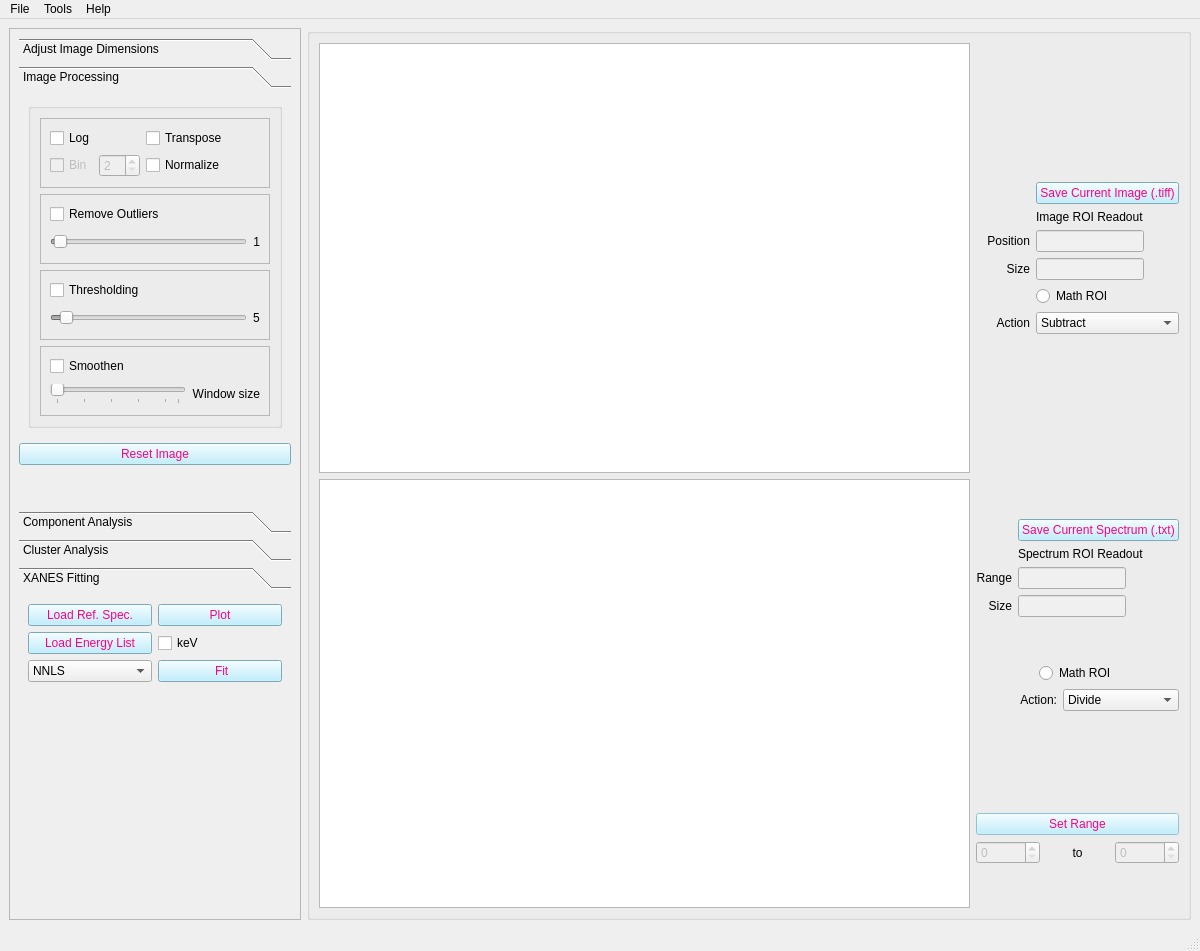
The window that mainwindow_admin.ui (pattammattel/MIDAS_Admin) describes before a commit, drawn with Qt 5.
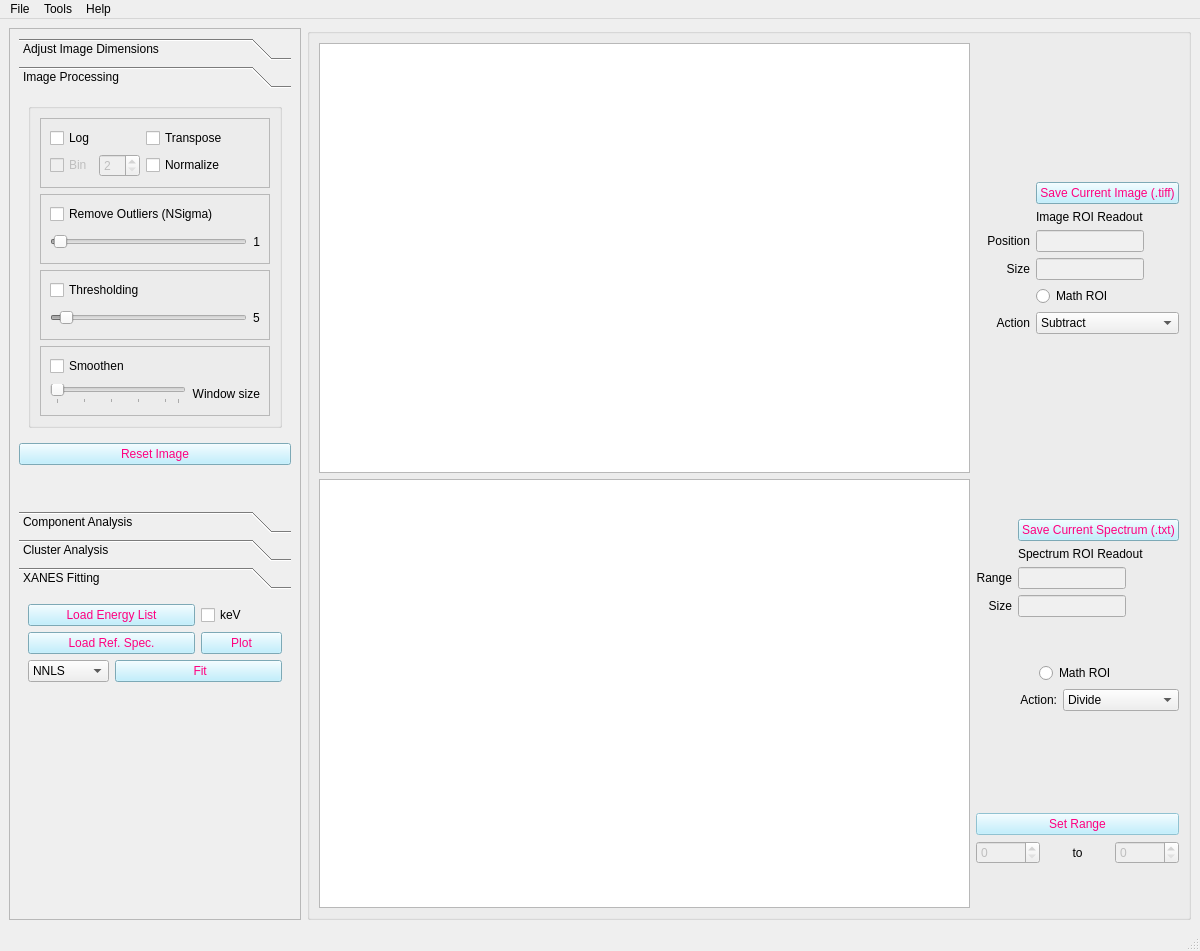
The same window after the commit. The open tabs and pages were chosen to show the change. Custom widgets are drawn as their Qt base class.

Patch:
```diff
--- a/mainwindow_admin.ui
+++ b/mainwindow_admin.ui
@@ -492,7 +492,7 @@
          <x>0</x>
          <y>0</y>
          <width>307</width>
-         <height>874</height>
+         <height>884</height>
         </rect>
        </property>
        <layout class="QGridLayout" name="gridLayout_9">
@@ -515,8 +515,8 @@
             <rect>
              <x>0</x>
              <y>0</y>
-             <width>346</width>
-             <height>279</height>
+             <width>288</width>
+             <height>300</height>
             </rect>
            </property>
            <attribute name="label">
@@ -741,7 +741,7 @@
              <x>0</x>
              <y>0</y>
              <width>285</width>
-             <height>413</height>
+             <height>408</height>
             </rect>
            </property>
            <attribute name="label">
@@ -835,7 +835,7 @@
                     <item row="0" column="0">
                      <widget class="QCheckBox" name="cb_remove_outliers">
                       <property name="text">
-                       <string>Remove Outliers</string>
+                       <string>Remove Outliers (NSigma)</string>
                       </property>
                      </widget>
                     </item>
@@ -846,6 +846,9 @@
                         <property name="enabled">
                          <bool>false</bool>
                         </property>
+                        <property name="styleSheet">
+                         <string notr="true">border-color: rgb(0, 85, 255);</string>
+                        </property>
                         <property name="maximum">
                          <number>200</number>
                         </property>
@@ -1066,15 +1069,15 @@
         <item row="3" column="0">
          <widget class="QToolBox" name="toolBox_2">
           <property name="currentIndex">
-           <number>2</number>
+           <number>0</number>
           </property>
           <widget class="QWidget" name="page_5">
            <property name="geometry">
             <rect>
              <x>0</x>
              <y>0</y>
-             <width>296</width>
-             <height>185</height>
+             <width>285</width>
+             <height>189</height>
             </rect>
            </property>
            <attribute name="label">
@@ -1083,7 +1086,7 @@
            <layout class="QGridLayout" name="gridLayout_15">
             <item row="0" column="0">
              <layout class="QGridLayout" name="gridLayout">
-              <item row="0" column="0" colspan="3">
+              <item row="0" column="0">
                <widget class="QPushButton" name="pb_calc_components">
                 <property name="sizePolicy">
                  <sizepolicy hsizetype="Minimum" vsizetype="Fixed">
@@ -1101,7 +1104,7 @@
                 </property>
                </widget>
               </item>
-              <item row="1" column="1">
+              <item row="1" column="0">
                <widget class="QPushButton" name="pb_pca_scree">
                 <property name="sizePolicy">
                  <sizepolicy hsizetype="Expanding" vsizetype="Fixed">
@@ -1120,6 +1123,8 @@
                </widget>
               </item>
               <item row="2" column="0">
+               <layout class="QHBoxLayout" name="horizontalLayout_5">
+                <item>
                <widget class="QLabel" name="label_11">
                 <property name="text">
                  <string>Method</string>
@@ -1129,7 +1134,7 @@
                 </property>
                </widget>
               </item>
-              <item row="2" column="1" colspan="2">
+                <item>
                <widget class="QComboBox" name="cb_comp_method">
                 <property name="sizePolicy">
                  <sizepolicy hsizetype="Preferred" vsizetype="Fixed">
@@ -1174,7 +1179,11 @@
                 </item>
                </widget>
               </item>
-              <item row="3" column="0" colspan="2">
+               </layout>
+              </item>
+              <item row="3" column="0">
+               <layout class="QHBoxLayout" name="horizontalLayout_6">
+                <item>
                <widget class="QLabel" name="label">
                 <property name="text">
                  <string>Number of Components</string>
@@ -1184,7 +1193,7 @@
                 </property>
                </widget>
               </item>
-              <item row="3" column="2">
+                <item>
                <widget class="QSpinBox" name="sb_ncomp">
                 <property name="minimum">
                  <number>1</number>
@@ -1197,14 +1206,16 @@
              </layout>
             </item>
            </layout>
+            </item>
+           </layout>
           </widget>
           <widget class="QWidget" name="page_6">
            <property name="geometry">
             <rect>
              <x>0</x>
              <y>0</y>
-             <width>308</width>
-             <height>185</height>
+             <width>292</width>
+             <height>168</height>
             </rect>
            </property>
            <attribute name="label">
@@ -1329,7 +1340,7 @@
              <x>0</x>
              <y>0</y>
              <width>285</width>
-             <height>168</height>
+             <height>196</height>
             </rect>
            </property>
            <attribute name="label">
@@ -1338,9 +1349,32 @@
            <layout class="QGridLayout" name="gridLayout_20">
             <item row="0" column="0">
              <layout class="QGridLayout" name="gridLayout_2">
-              <item row="0" column="0">
-               <layout class="QHBoxLayout" name="horizontalLayout_6">
-                <item>
+              <item row="0" column="0" colspan="2">
+               <widget class="QPushButton" name="pb_elist_xanes">
+                <property name="sizePolicy">
+                 <sizepolicy hsizetype="Preferred" vsizetype="Preferred">
+                  <horstretch>0</horstretch>
+                  <verstretch>0</verstretch>
+                 </sizepolicy>
+                </property>
+                <property name="styleSheet">
+                 <string notr="true">background-color: rgb(175, 236, 255);
+color: rgb(255, 0, 127);
+</string>
+                </property>
+                <property name="text">
+                 <string>Load Energy List</string>
+                </property>
+               </widget>
+              </item>
+              <item row="0" column="2">
+               <widget class="QCheckBox" name="cb_kev_flag">
+                <property name="text">
+                 <string>keV</string>
+                </property>
+               </widget>
+              </item>
+              <item row="1" column="0" colspan="2">
                  <widget class="QPushButton" name="pb_ref_xanes">
                   <property name="sizePolicy">
                    <sizepolicy hsizetype="Preferred" vsizetype="Preferred">
@@ -1358,7 +1392,7 @@
                   </property>
                  </widget>
                 </item>
-                <item>
+              <item row="1" column="2">
                  <widget class="QPushButton" name="pb_plot_refs">
                   <property name="styleSheet">
                    <string notr="true">background-color: rgb(175, 236, 255);
@@ -1369,40 +1403,7 @@
                   </property>
                  </widget>
                 </item>
-               </layout>
-              </item>
-              <item row="1" column="0">
-               <layout class="QHBoxLayout" name="horizontalLayout_5">
-                <item>
-                 <widget class="QPushButton" name="pb_elist_xanes">
-                  <property name="sizePolicy">
-                   <sizepolicy hsizetype="Preferred" vsizetype="Preferred">
-                    <horstretch>0</horstretch>
-                    <verstretch>0</verstretch>
-                   </sizepolicy>
-                  </property>
-                  <property name="styleSheet">
-                   <string notr="true">background-color: rgb(175, 236, 255);
-color: rgb(255, 0, 127);
-</string>
-                  </property>
-                  <property name="text">
-                   <string>Load Energy List</string>
-                  </property>
-                 </widget>
-                </item>
-                <item>
-                 <widget class="QCheckBox" name="cb_kev_flag">
-                  <property name="text">
-                   <string>keV</string>
-                  </property>
-                 </widget>
-                </item>
-               </layout>
-              </item>
               <item row="2" column="0">
-               <layout class="QHBoxLayout" name="horizontalLayout_7">
-                <item>
                  <widget class="QComboBox" name="cb_xanes_fitting_method">
                   <item>
                    <property name="text">
@@ -1411,7 +1412,7 @@
                   </item>
                  </widget>
                 </item>
-                <item>
+              <item row="2" column="1" colspan="2">
                  <widget class="QPushButton" name="pb_xanes_fit">
                   <property name="enabled">
                    <bool>true</bool>
@@ -1434,7 +1435,7 @@
                 </item>
                </layout>
               </item>
-              <item row="3" column="0">
+            <item row="1" column="0">
                <spacer name="verticalSpacer">
                 <property name="orientation">
                  <enum>Qt::Vertical</enum>
@@ -1448,8 +1449,6 @@
                </spacer>
               </item>
              </layout>
-            </item>
-           </layout>
           </widget>
          </widget>
         </item>
@@ -1465,7 +1464,7 @@
      <x>0</x>
      <y>0</y>
      <width>1200</width>
-     <height>27</height>
+     <height>22</height>
     </rect>
    </property>
    <widget class="QMenu" name="menuManual">
```
Lines whose indentation alone changed are shown as unchanged.
